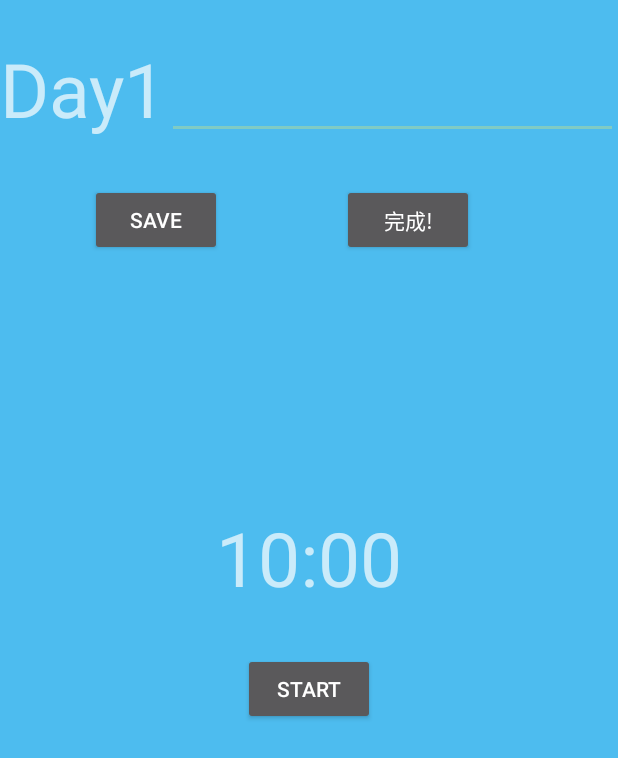
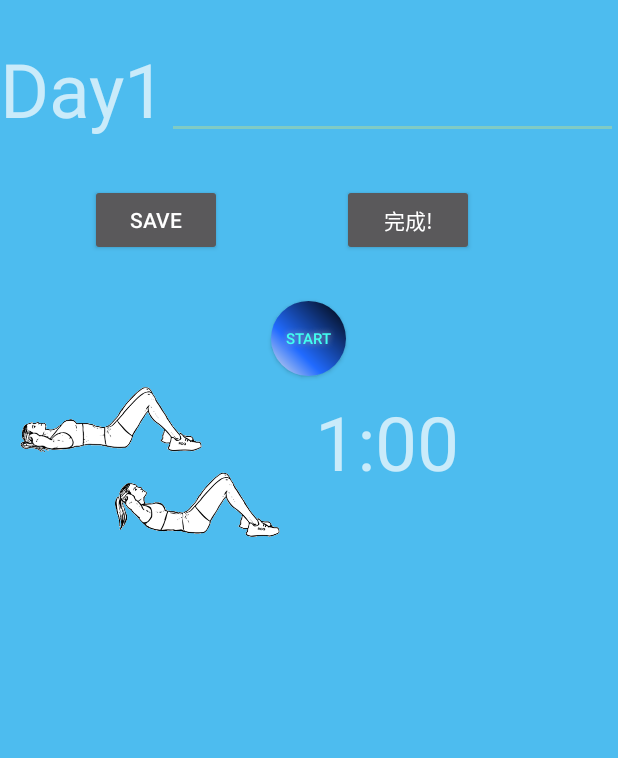
Before and after one commit to huang840801/Exercise_Record, an Android app: the Page2Activity screen opened directly, with no data from a screen before it, on a phone screen of 412 x 824 dp. Shown: the top 758 px of the screen. Run offline under Robolectric (Android 15) with nearby library versions, the phone set to English and light mode, and no system bars.

Commit message:
add image and adjust button

```diff
--- /dev/null
+++ b/app/src/main/res/drawable/buttonshape.xml
@@ -0,0 +1,25 @@
+<?xml version="1.0" encoding="utf-8"?>
+<shape xmlns:android="http://schemas.android.com/apk/res/android" android:shape="rectangle" >
+    <corners
+        android:radius="50dp"
+        />
+    <gradient
+        android:angle="45"
+        android:centerX="35%"
+        android:centerColor="#216BFF"
+        android:startColor="#E8E8E8"
+        android:endColor="#000000"
+        android:type="linear"
+        />
+    <padding
+        android:left="0dp"
+        android:top="0dp"
+        android:right="0dp"
+        android:bottom="0dp"
+        />
+    <size
+        android:width="50dp"
+        android:height="50dp"
+        />
+
+</shape>
--- a/app/src/main/res/layout/activity_page2.xml
+++ b/app/src/main/res/layout/activity_page2.xml
@@ -13,68 +13,82 @@
         android:layout_height="wrap_content"
         android:layout_marginTop="25dp"
         android:text="Day1"
-        android:textSize="50dp"
-        />
+        android:textSize="50dp" />
 
     <EditText
         android:id="@+id/et_username"
-        android:layout_toRightOf="@+id/tv_Day1"
+        android:layout_width="match_parent"
+        android:layout_height="wrap_content"
         android:layout_alignBottom="@+id/tv_Day1"
-        android:layout_width="match_parent"
-        android:layout_height="wrap_content" />
+        android:layout_toRightOf="@+id/tv_Day1" />
 
 
     <Button
         android:id="@+id/btn_save"
-        android:layout_below="@+id/tv_Day1"
         android:layout_width="wrap_content"
         android:layout_height="wrap_content"
+        android:layout_below="@+id/tv_Day1"
         android:layout_marginLeft="60dp"
         android:layout_marginTop="30dp"
-        android:text="save"
-        />
+        android:text="save" />
 
     <Button
         android:id="@+id/btn_apply"
-        android:layout_toRightOf="@+id/btn_save"
-        android:layout_marginLeft="80dp"
-        android:layout_below="@+id/tv_Day1"
-        android:layout_marginTop="30dp"
         android:layout_width="wrap_content"
         android:layout_height="wrap_content"
-        android:text="完成!"
-        />
+        android:layout_below="@+id/tv_Day1"
+        android:layout_marginLeft="80dp"
+        android:layout_marginTop="30dp"
+        android:layout_toRightOf="@+id/btn_save"
+        android:text="完成!" />
+
     <TextView
         android:id="@+id/tv_show"
         android:layout_width="match_parent"
         android:layout_height="wrap_content"
+        android:layout_below="@+id/btn_save"
+        android:layout_marginTop="20dp"
         android:gravity="center"
-        android:layout_marginTop="50dp"
-        android:layout_below="@+id/btn_save"
-        android:text="789"
-        android:textSize="50dp"/>
+        android:text=""
+        android:textSize="50dp" />
+
+    <ImageView
+        android:id="@+id/img_crunches"
+        android:layout_width="200dp"
+        android:layout_height="100dp"
+        android:layout_below="@+id/tv_show"
+        android:src="@drawable/Crunches" />
 
     <TextView
         android:id="@+id/tv_time"
-        android:layout_width="match_parent"
+        android:layout_width="wrap_content"
         android:layout_height="wrap_content"
-        android:layout_below="@+id/tv_show"
-        android:text="10:00"
+        android:layout_below="@+id/btn_apply"
+        android:layout_toRightOf="@+id/img_crunches"
+        android:layout_marginLeft="10dp"
+        android:layout_marginTop="90dp"
         android:gravity="center"
-        android:layout_marginTop="50dp"
-        android:textSize="50dp"
-        />
+        android:text="1:00"
+        android:textSize="50dp" />
 
     <Button
         android:id="@+id/btn_starttime"
-        android:layout_width="wrap_content"
-        android:layout_height="wrap_content"
+        android:layout_width="50dp"
+        android:layout_height="50dp"
+        android:layout_below="@+id/btn_apply"
+        android:layout_marginLeft="10dp"
         android:layout_marginTop="30dp"
-        android:layout_below="@+id/tv_time"
+        android:layout_centerHorizontal="true"
+        android:background="@drawable/buttonshape"
+        android:shadowColor="#A8A8A8"
+        android:shadowDx="0"
+
+
+        android:shadowDy="0"
+        android:shadowRadius="5"
         android:text="Start"
-        android:layout_centerHorizontal="true"
-        />
-
+        android:textColor="#40FFF2"
+        android:textSize="10sp" />
 
 
 </RelativeLayout>
--- /dev/null
+++ b/app/src/main/res/values/buttonshape.xml
@@ -0,0 +1,2 @@
+<?xml version="1.0" encoding="utf-8"?>
+<resources></resources>
```
Also changed, not shown: app/src/main/res/drawable/Crunches.png (added).
